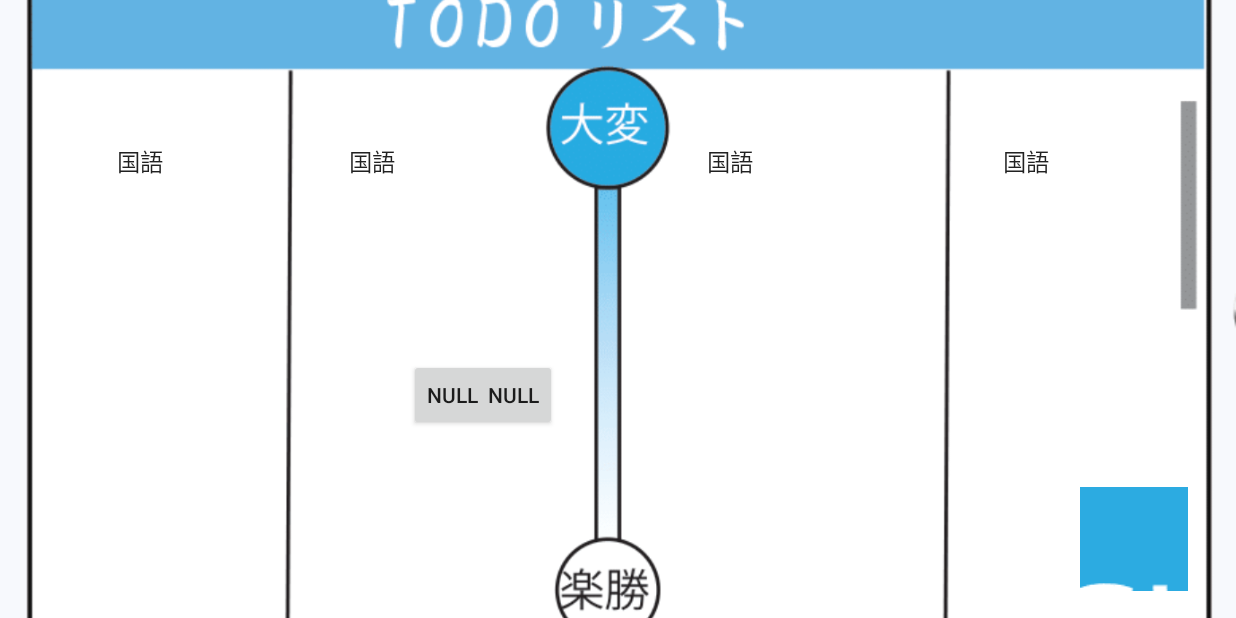
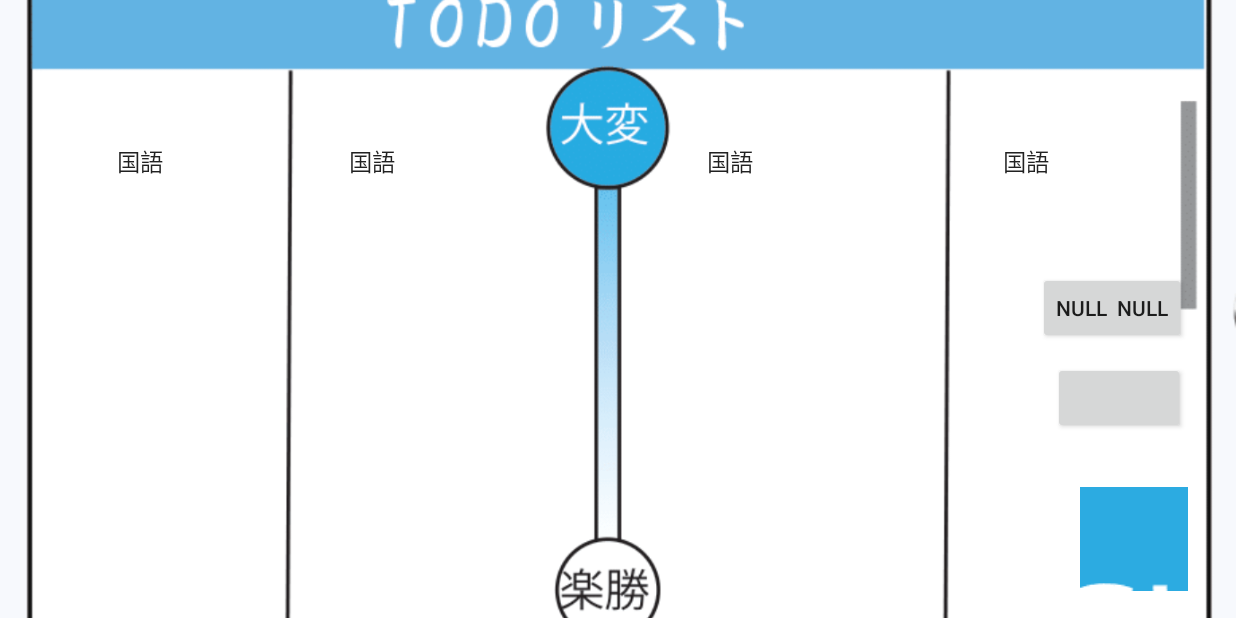
Before and after one commit to KOsyuki/Kakuben_AS, an Android app: the TODOlistActivity screen opened directly, with no data from a screen before it, on a phone screen of 824 x 412 dp (held sideways). Run offline under Robolectric (Android 15) with nearby library versions, the phone set to English and light mode, and no system bars.

Commit message:
ボタン追加のみ

```diff
--- a/app/src/main/res/layout/activity_todolist.xml
+++ b/app/src/main/res/layout/activity_todolist.xml
@@ -40,10 +40,21 @@
         android:layout_height="wrap_content"
         app:layout_constraintBottom_toBottomOf="@+id/imageView"
         app:layout_constraintEnd_toEndOf="@+id/imageView"
-        app:layout_constraintHorizontal_bias="0.376"
+        app:layout_constraintHorizontal_bias="0.954"
         app:layout_constraintStart_toStartOf="@+id/imageView"
         app:layout_constraintTop_toTopOf="@+id/imageView"
-        app:layout_constraintVertical_bias="0.658" />
+        app:layout_constraintVertical_bias="0.498" />
+
+    <Button
+        android:id="@+id/task2"
+        android:layout_width="wrap_content"
+        android:layout_height="wrap_content"
+        app:layout_constraintBottom_toBottomOf="@+id/imageView"
+        app:layout_constraintEnd_toEndOf="@+id/imageView"
+        app:layout_constraintHorizontal_bias="0.954"
+        app:layout_constraintStart_toStartOf="@+id/imageView"
+        app:layout_constraintTop_toTopOf="@+id/imageView"
+        app:layout_constraintVertical_bias="0.663" />
 
     <Spinner
         android:id="@+id/spinner"
```
